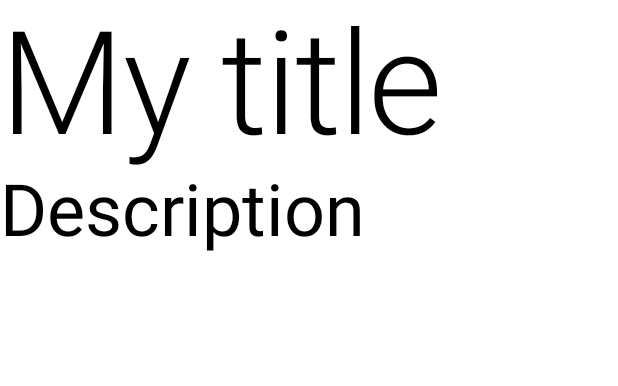
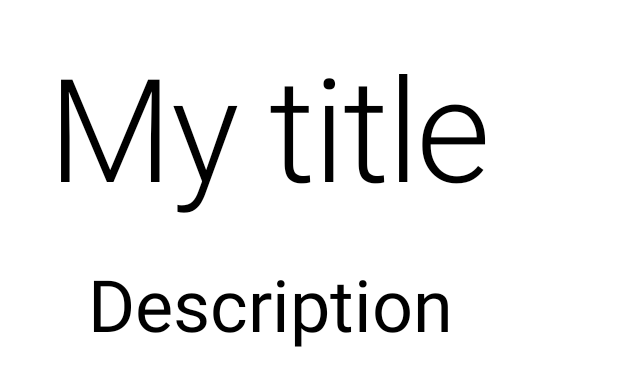
Before and after one commit to zakariaebouklah/CoffeeIsAwesome, an Android app built with Jetpack Compose: the @Preview function Offer, on a phone screen of 412 x 824 dp. Shown: the top 386 px of the screen. Run offline under Robolectric (Android 15) with nearby library versions, the phone set to English and light mode, and no system bars.

Commit message:
Adding Modifiers to style container and its children.

```diff
--- a/app/src/main/java/com/zakib/coffeeisgood/OffersPage.kt
+++ b/app/src/main/java/com/zakib/coffeeisgood/OffersPage.kt
@@ -1,14 +1,18 @@
 package com.zakib.coffeeisgood
 
 import androidx.compose.foundation.layout.Column
+import androidx.compose.foundation.layout.padding
 import androidx.compose.material.MaterialTheme
 import androidx.compose.material.Text
 import androidx.compose.runtime.Composable
+import androidx.compose.ui.Alignment
 import androidx.compose.ui.text.TextStyle
 import androidx.compose.ui.text.font.FontFamily
 import androidx.compose.ui.text.font.FontWeight
 import androidx.compose.ui.tooling.preview.Preview
 import androidx.compose.ui.unit.sp
+import androidx.compose.ui.Modifier
+import androidx.compose.ui.unit.dp
 
 @Preview
 @Composable
@@ -24,8 +28,19 @@ fun Offer() {
      * So the idea is that we can go and use all the semantic styles in the theme
      * and try to keep working there instead of hard coding.
      */
-    Column {
-        Text(text = "My title", style = MaterialTheme.typography.h1)
-        Text(text = "Description", style = MaterialTheme.typography.h3)
+    Column (
+        modifier = Modifier.padding(16.dp),
+        horizontalAlignment = Alignment.CenterHorizontally
+            ){
+        Text(
+            text = "My title",
+            style = MaterialTheme.typography.h1,
+            modifier = Modifier.padding(16.dp)
+        )
+        Text(
+            text = "Description",
+            style = MaterialTheme.typography.h3,
+            modifier = Modifier.padding(16.dp)
+        )
     }
 }
```
